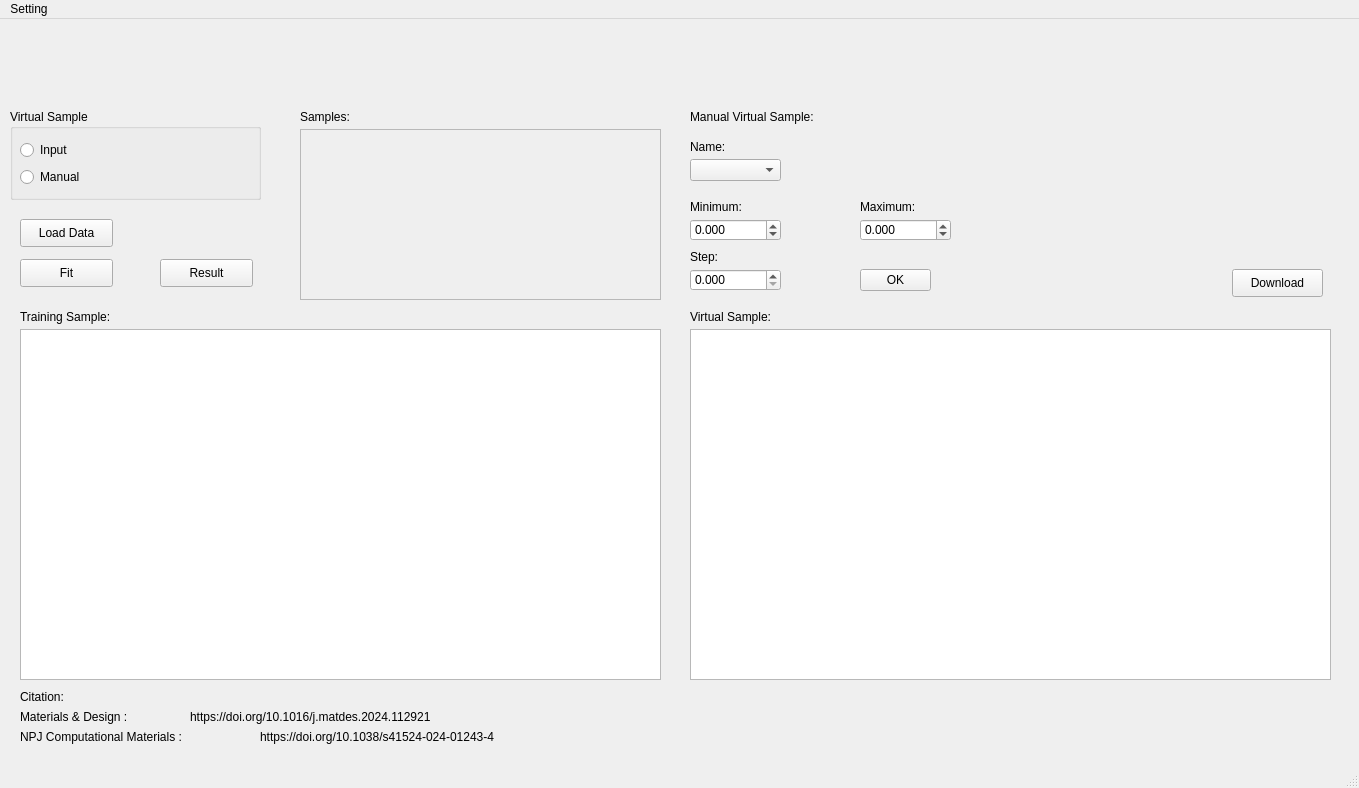
This is interface.ui in Bgolearn/BgoFace as Qt 5 draws it before an edit. The edited form follows.
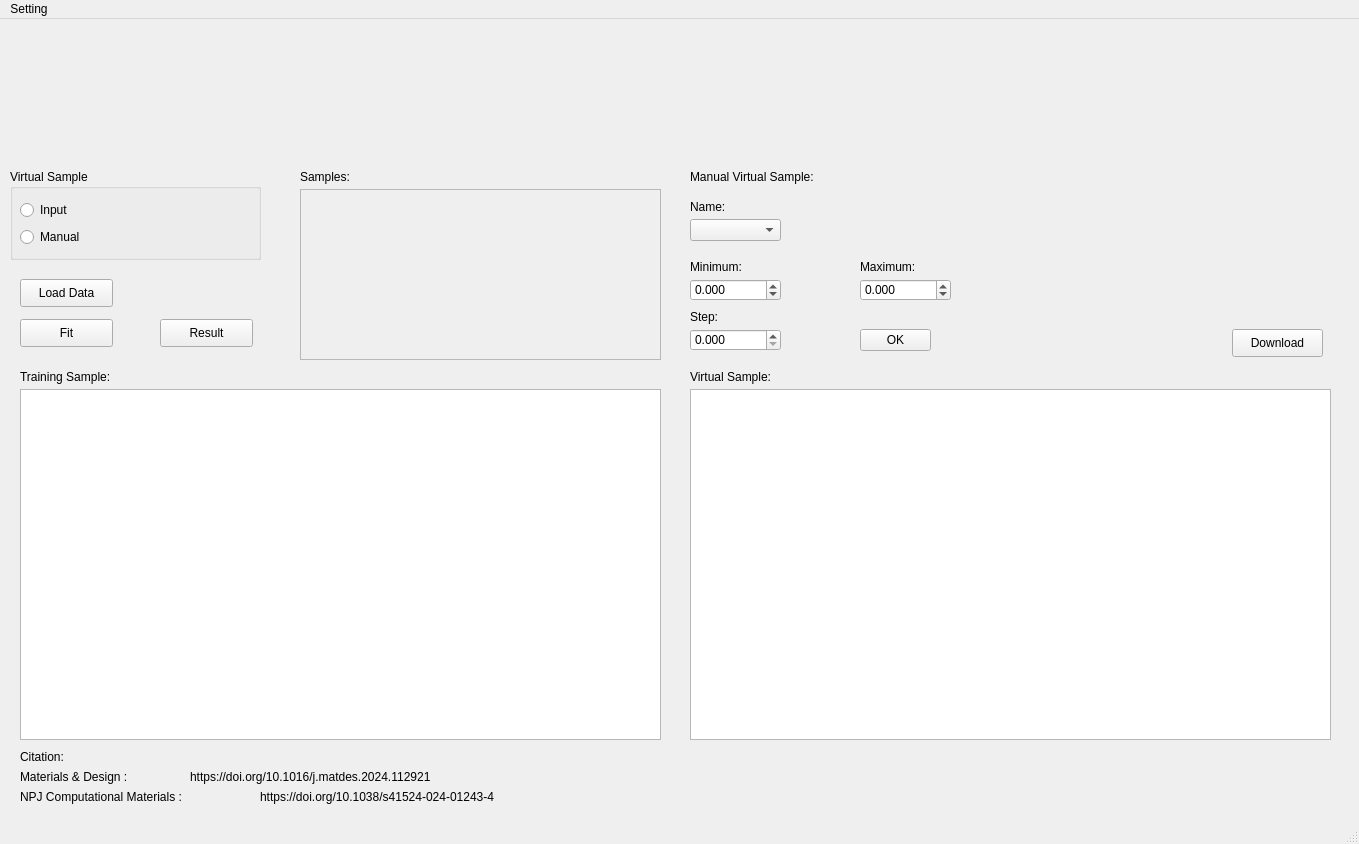
This is the edited form.

The edit to the form file:
```diff
--- a/interface.ui
+++ b/interface.ui
@@ -7,7 +7,7 @@
     <x>0</x>
     <y>0</y>
     <width>1359</width>
-    <height>788</height>
+    <height>844</height>
    </rect>
   </property>
   <property name="windowTitle">
@@ -18,7 +18,7 @@
     <property name="geometry">
      <rect>
       <x>20</x>
-      <y>240</y>
+      <y>300</y>
       <width>93</width>
       <height>28</height>
      </rect>
@@ -31,7 +31,7 @@
     <property name="geometry">
      <rect>
       <x>20</x>
-      <y>200</y>
+      <y>260</y>
       <width>93</width>
       <height>28</height>
      </rect>
@@ -44,7 +44,7 @@
     <property name="geometry">
      <rect>
       <x>20</x>
-      <y>310</y>
+      <y>370</y>
       <width>641</width>
       <height>351</height>
      </rect>
@@ -54,7 +54,7 @@
     <property name="geometry">
      <rect>
       <x>10</x>
-      <y>90</y>
+      <y>150</y>
       <width>251</width>
       <height>91</height>
      </rect>
@@ -93,7 +93,7 @@
     <property name="geometry">
      <rect>
       <x>690</x>
-      <y>310</y>
+      <y>370</y>
       <width>641</width>
       <height>351</height>
      </rect>
@@ -103,7 +103,7 @@
     <property name="geometry">
      <rect>
       <x>20</x>
-      <y>290</y>
+      <y>350</y>
       <width>141</width>
       <height>16</height>
      </rect>
@@ -116,7 +116,7 @@
     <property name="geometry">
      <rect>
       <x>690</x>
-      <y>290</y>
+      <y>350</y>
       <width>121</width>
       <height>16</height>
      </rect>
@@ -129,7 +129,7 @@
     <property name="geometry">
      <rect>
       <x>690</x>
-      <y>90</y>
+      <y>150</y>
       <width>641</width>
       <height>191</height>
      </rect>
@@ -294,7 +294,7 @@
     <property name="geometry">
      <rect>
       <x>300</x>
-      <y>90</y>
+      <y>150</y>
       <width>361</width>
       <height>191</height>
      </rect>
@@ -341,8 +341,8 @@
      <rect>
       <x>20</x>
       <y>10</y>
-      <width>641</width>
-      <height>56</height>
+      <width>1311</width>
+      <height>115</height>
      </rect>
     </property>
     <property name="text">
@@ -353,7 +353,7 @@
     <property name="geometry">
      <rect>
       <x>20</x>
-      <y>670</y>
+      <y>730</y>
       <width>71</width>
       <height>16</height>
      </rect>
@@ -366,7 +366,7 @@
     <property name="geometry">
      <rect>
       <x>20</x>
-      <y>690</y>
+      <y>750</y>
       <width>161</width>
       <height>16</height>
      </rect>
@@ -379,7 +379,7 @@
     <property name="geometry">
      <rect>
       <x>190</x>
-      <y>690</y>
+      <y>750</y>
       <width>351</width>
       <height>16</height>
      </rect>
@@ -392,7 +392,7 @@
     <property name="geometry">
      <rect>
       <x>20</x>
-      <y>710</y>
+      <y>770</y>
       <width>231</width>
       <height>16</height>
      </rect>
@@ -405,7 +405,7 @@
     <property name="geometry">
      <rect>
       <x>260</x>
-      <y>710</y>
+      <y>770</y>
       <width>341</width>
       <height>16</height>
      </rect>
@@ -418,7 +418,7 @@
     <property name="geometry">
      <rect>
       <x>160</x>
-      <y>240</y>
+      <y>300</y>
       <width>93</width>
       <height>28</height>
      </rect>
```
